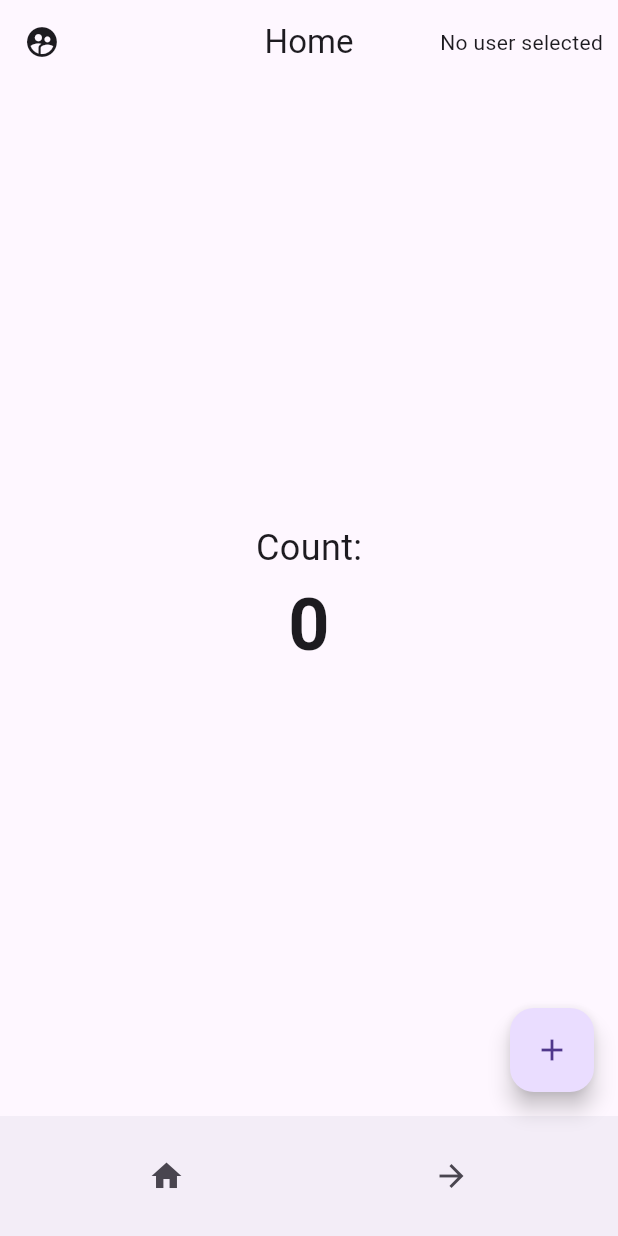
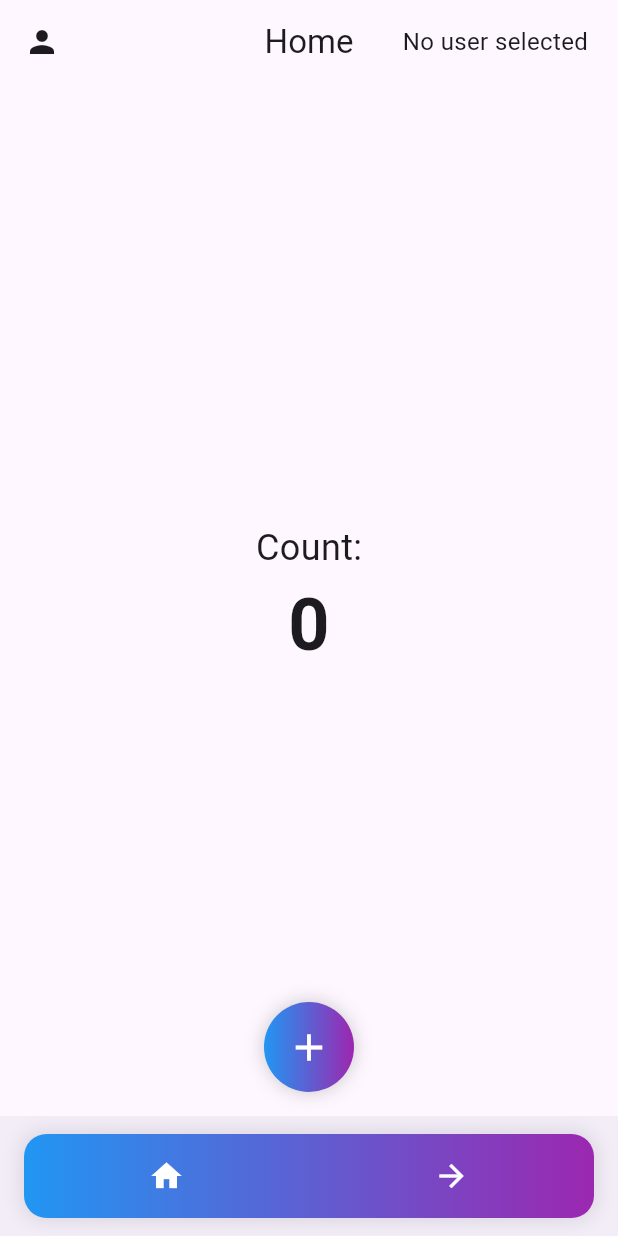
Before and after one commit to kaiqueBellmont/flutter_provider_simple, a Flutter app: the screen it shows after launch, on a phone screen of 412 x 824 dp. Run offline on Flutter 3.47's test engine with Material 3 defaults, Android fonts, the phone set to English and light mode, and no system bars; accounts and stored records are empty.

Commit message:
almost done

```diff
--- a/lib/pages/home.dart
+++ b/lib/pages/home.dart
@@ -6,6 +6,38 @@ import 'package:provider/provider.dart';
 class HomePage extends StatelessWidget {
   const HomePage({super.key});
 
+  void _showUserSelection(BuildContext context) {
+    showDialog(
+      context: context,
+      builder: (context) {
+        return Consumer<UserProvider>(
+          builder: (context, userProvider, child) {
+            return AlertDialog(
+              title: const Text('Select User'),
+              content: SizedBox(
+                width: double.maxFinite,
+                child: ListView.builder(
+                  shrinkWrap: true,
+                  itemCount: userProvider.users.length,
+                  itemBuilder: (context, index) {
+                    final user = userProvider.users[index];
+                    return ListTile(
+                      title: Text(user.username),
+                      onTap: () {
+                        userProvider.selectUser(user);
+                        Navigator.pop(context);
+                      },
+                    );
+                  },
+                ),
+              ),
+            );
+          },
+        );
+      },
+    );
+  }
+
   @override
   Widget build(BuildContext context) {
     return Consumer2<CounterProvider, UserProvider>(
@@ -13,20 +45,36 @@ class HomePage extends StatelessWidget {
         return Scaffold(
           appBar: AppBar(
             title: const Text("Home"),
+            centerTitle: true,
+            leading: IconButton(
+              icon: const Icon(Icons.person),
+              onPressed: () {
+                _showUserSelection(context); // Mostrar diálogo de seleção ao clicar
+              },
+            ),
             actions: [
               Container(
-                padding: const EdgeInsets.all(10),
+                padding: const EdgeInsets.only(right: 20),
+                child: Row(
+                  children: [
+                    userProvider.selectedUser?.username != null
+                        ? CircleAvatar(
+                            backgroundColor: Colors.grey.shade800,
                             child: Text(
+                              userProvider.selectedUser!.username[0],
+                              style: const TextStyle(color: Colors.white),
+                            ),
+                          )
+                        : const SizedBox(width: 10),
+                    const SizedBox(width: 10),
+                    Text(
                       userProvider.selectedUser?.username ?? 'No user selected',
-                  style: const TextStyle(fontSize: 14),
+                      style: const TextStyle(fontSize: 16),
+                    ),
+                  ],
                 ),
               ),
             ],
-            centerTitle: true,
-            leading: IconButton(
-              icon: const Icon(Icons.supervised_user_circle),
-              onPressed: () {},
-            ),
           ),
           body: Center(
             child: Column(
@@ -46,33 +94,78 @@ class HomePage extends StatelessWidget {
               ],
             ),
           ),
-          floatingActionButton: FloatingActionButton(
+          floatingActionButtonLocation: FloatingActionButtonLocation.centerFloat,
+          floatingActionButton: SizedBox(
+            width: 100,
+            height: 60,
+            child: FloatingActionButton(
               onPressed: () {
                 counterProvider.increment();
               },
-            child: const Icon(Icons.add),
+              backgroundColor: Colors.transparent,
+              elevation: 0,
+              child: Container(
+                width: 60,
+                height: 60,
+                decoration: BoxDecoration(
+                  shape: BoxShape.circle,
+                  gradient: const LinearGradient(
+                    colors: [Colors.blue, Colors.purple],
                   ),
-          bottomNavigationBar: BottomAppBar(
+                  boxShadow: [
+                    BoxShadow(
+                      color: Colors.black.withOpacity(0.2),
+                      blurRadius: 10,
+                    ),
+                  ],
+                ),
+                child: const Icon(
+                  Icons.add,
+                  color: Colors.white,
+                  size: 30,
+                ),
+              ),
+            ),
+          ),
+          bottomNavigationBar: ClipPath(
+            clipper: BottomAppBarClipper(),
+            child: BottomAppBar(
+              shape: const CircularNotchedRectangle(),
+              notchMargin: 6.0,
               child: Container(
-              height: 50,
-              color: Colors.transparent,
+                height: 60,
+                decoration: BoxDecoration(
+                  gradient: const LinearGradient(
+                    colors: [Colors.blue, Colors.purple],
+                  ),
+                  borderRadius: BorderRadius.circular(15),
+                  boxShadow: [
+                    BoxShadow(
+                      color: Colors.black.withOpacity(0.1),
+                      blurRadius: 10,
+                      spreadRadius: 2,
+                    ),
+                  ],
+                ),
                 child: Row(
                   mainAxisAlignment: MainAxisAlignment.spaceAround,
                   children: [
                     IconButton(
                       icon: const Icon(Icons.home),
+                      color: Colors.white,
+                      onPressed: () {
+                        Navigator.pushNamed(context, '/');
+                      },
+                    ),
+                    IconButton(
+                      icon: const Icon(Icons.arrow_forward),
+                      color: Colors.white,
                       onPressed: () {
                         Navigator.pushNamed(context, '/example');
                       },
                     ),
-                  IconButton(
-                    icon: const Icon(Icons.arrow_forward),
-                    onPressed: () {
-                      Navigator.pushNamed(
-                          context, '/userSelection'); // Navegar para a tela de seleção de usuários
-                    },
+                  ],
                 ),
-                ],
               ),
             ),
           ),
@@ -81,3 +174,21 @@ class HomePage extends StatelessWidget {
     );
   }
 }
+
+class BottomAppBarClipper extends CustomClipper<Path> {
+  @override
+  Path getClip(Size size) {
+    final Path path = Path();
+    path.moveTo(0, 0);
+    path.lineTo(size.width, 0);
+    path.lineTo(size.width, size.height);
+    path.lineTo(0, size.height);
+    path.close();
+    return path;
+  }
+
+  @override
+  bool shouldReclip(CustomClipper<Path> oldClipper) {
+    return false;
+  }
+}
```
Lines whose indentation alone changed are shown as unchanged.
